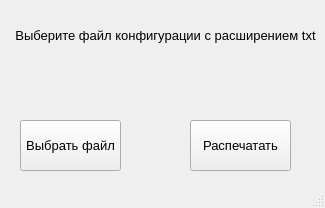
Qt form main.ui (CicadaInc/AutoLibrary.client) before a commit.
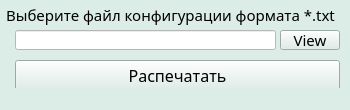
The same form after that commit.

Commit message: design p.1

Diff of the .ui file:
```diff
--- a/main.ui
+++ b/main.ui
@@ -6,67 +6,79 @@
    <rect>
     <x>0</x>
     <y>0</y>
-    <width>325</width>
-    <height>208</height>
+    <width>350</width>
+    <height>110</height>
    </rect>
   </property>
   <property name="windowTitle">
    <string>MainWindow</string>
   </property>
+  <property name="styleSheet">
+   <string notr="true">background-color: rgb(220, 237, 231);</string>
+  </property>
   <widget class="QWidget" name="centralwidget">
    <widget class="QPushButton" name="chooseFileBut">
     <property name="geometry">
      <rect>
-      <x>20</x>
-      <y>120</y>
-      <width>101</width>
-      <height>51</height>
+      <x>280</x>
+      <y>30</y>
+      <width>60</width>
+      <height>20</height>
      </rect>
     </property>
     <property name="font">
      <font>
-      <pointsize>10</pointsize>
+      <family>Levenim MT</family>
+      <pointsize>11</pointsize>
+      <weight>9</weight>
+      <italic>false</italic>
+      <bold>false</bold>
      </font>
     </property>
-    <property name="text">
-     <string>Выбрать файл</string>
+    <property name="styleSheet">
+     <string notr="true">color: rgb(38, 0, 61);
+font: 75 11pt &quot;Levenim MT&quot;;
+background-color: rgb(234, 245, 237);
+border-radius: 1px;
+border: 1px solid #26003d;
+box-shadow: 4px 4px 4px rgba(8, 8, 8, 0.5)}
+QPushButton:hover {background-color: rgba(200, 229, 225, 0.7); 
+border: 1px solid #26003d;
+</string>
     </property>
-   </widget>
-   <widget class="QLabel" name="fileNameLabel">
-    <property name="geometry">
-     <rect>
-      <x>80</x>
-      <y>60</y>
-      <width>151</width>
-      <height>51</height>
-     </rect>
-    </property>
-    <property name="font">
-     <font>
-      <pointsize>16</pointsize>
-     </font>
-    </property>
     <property name="text">
-     <string/>
-    </property>
-    <property name="alignment">
-     <set>Qt::AlignCenter</set>
+     <string>View</string>
     </property>
    </widget>
    <widget class="QPushButton" name="printBut">
     <property name="geometry">
      <rect>
-      <x>190</x>
-      <y>120</y>
-      <width>101</width>
-      <height>51</height>
+      <x>15</x>
+      <y>60</y>
+      <width>325</width>
+      <height>31</height>
      </rect>
     </property>
     <property name="font">
      <font>
-      <pointsize>10</pointsize>
+      <family>Levenim MT</family>
+      <pointsize>12</pointsize>
+      <weight>9</weight>
+      <italic>false</italic>
+      <bold>false</bold>
      </font>
     </property>
+    <property name="styleSheet">
+     <string notr="true">color: rgb(38, 0, 61);
+font: 75 12pt &quot;Levenim MT&quot;;
+background-color: rgb(234, 245, 237);
+border-radius: 1px;
+border: 1px solid #26003d;
+box-shadow: 4px 4px 4px rgba(8, 8, 8, 0.5)}
+QPushButton:hover {background-color: rgba(200, 229, 225, 0.7); 
+border: 1px solid #26003d;
+</string>
+    </property>
     <property name="text">
      <string>Распечатать</string>
     </property>
@@ -74,24 +86,45 @@
    <widget class="QLabel" name="infoLabel">
     <property name="geometry">
      <rect>
-      <x>10</x>
-      <y>10</y>
-      <width>311</width>
-      <height>51</height>
+      <x>5</x>
+      <y>0</y>
+      <width>331</width>
+      <height>30</height>
      </rect>
     </property>
     <property name="font">
      <font>
-      <pointsize>10</pointsize>
+      <family>Levenim MT</family>
+      <pointsize>11</pointsize>
+      <weight>9</weight>
+      <italic>false</italic>
+      <bold>false</bold>
      </font>
     </property>
+    <property name="styleSheet">
+     <string notr="true">font: 75 11pt &quot;Levenim MT&quot;;</string>
+    </property>
     <property name="text">
-     <string>Выберите файл конфигурации с расширением txt</string>
+     <string>Выберите файл конфигурации формата *.txt</string>
     </property>
     <property name="alignment">
      <set>Qt::AlignCenter</set>
     </property>
    </widget>
+   <widget class="QLineEdit" name="fileNameLabel">
+    <property name="geometry">
+     <rect>
+      <x>15</x>
+      <y>30</y>
+      <width>261</width>
+      <height>20</height>
+     </rect>
+    </property>
+    <property name="styleSheet">
+     <string notr="true">background-color: rgb(255, 255, 255);
+font: 75 10pt &quot;Levenim MT&quot;;</string>
+    </property>
+   </widget>
   </widget>
   <widget class="QMenuBar" name="menubar">
    <property name="geometry">
```
Left out of the diff: 2 changed lines with no effect on the pictures. The commit also changes 2 other files.
